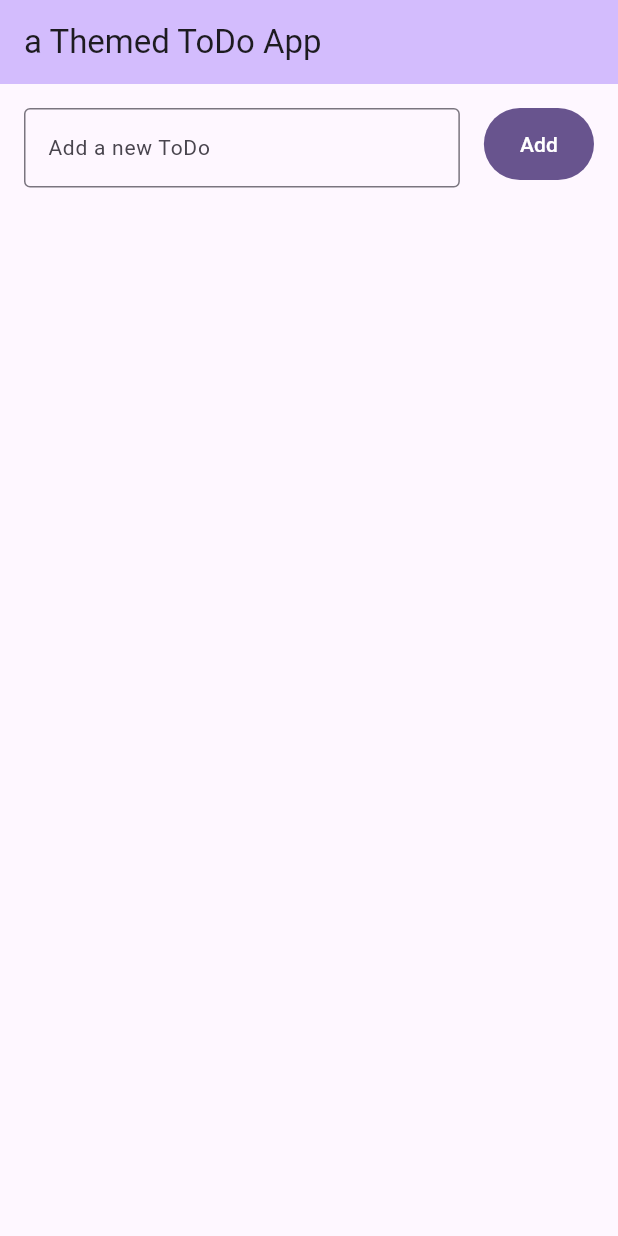
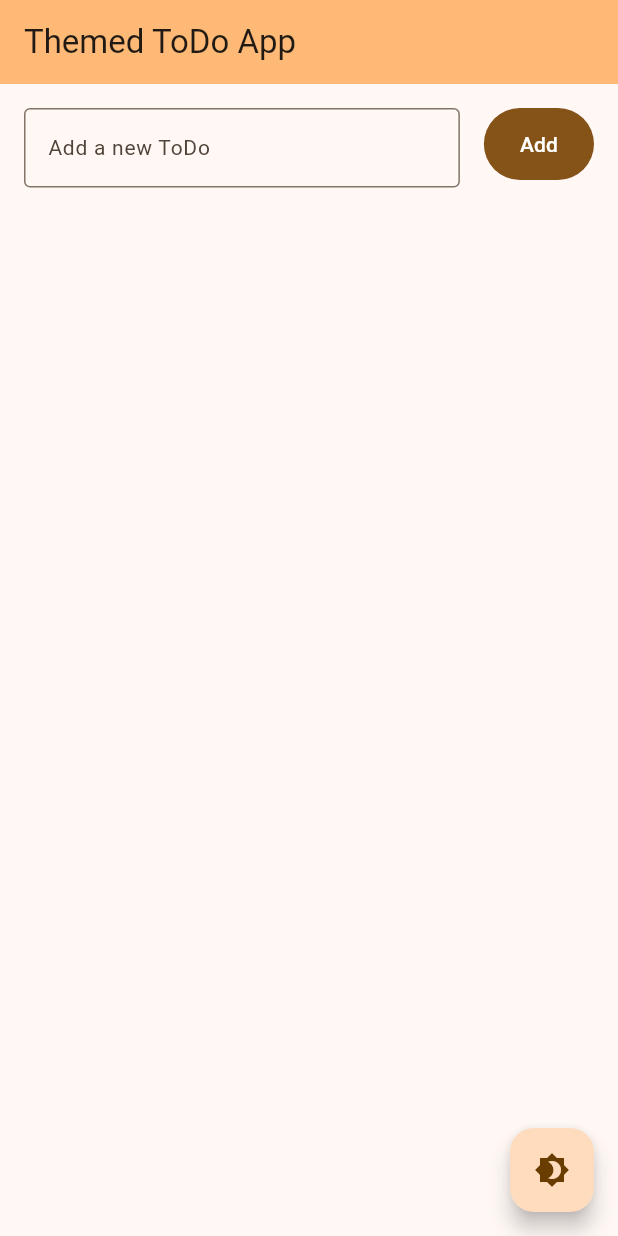
Before and after one commit to itsJimmyQ/flutter_playground, a Flutter app: the screen it shows after launch, on a phone screen of 412 x 824 dp. Run offline on Flutter 3.47's test engine with Material 3 defaults, Android fonts, the phone set to English and light mode, and no system bars; our stand-ins replace bloc, flutter_bloc.

Commit message:
Implement theme switching

```diff
--- a/themed_to_do_list/lib/main.dart
+++ b/themed_to_do_list/lib/main.dart
@@ -1,4 +1,6 @@
 import 'package:flutter/material.dart';
+import 'package:flutter_bloc/flutter_bloc.dart';
+import 'package:themed_to_do_list/presentation/cubits/app_theme/app_theme_cubit.dart';
 import 'package:themed_to_do_list/presentation/views/overview/overview_page.dart';
 
 void main() {
@@ -10,14 +12,25 @@ class MyApp extends StatelessWidget {
 
   @override
   Widget build(BuildContext context) {
+    return BlocProvider(
+        create: (context) => AppThemeCubit(),
+        child: BlocBuilder<AppThemeCubit, AppTheme>(
+          builder: (context, state) {
             return MaterialApp(
               title: 'Flutter Demo',
               theme: ThemeData(
-        colorScheme: ColorScheme.fromSeed(seedColor: Colors.deepPurple),
+                colorScheme: ColorScheme.fromSeed(
+                  seedColor:
+                      context.read<AppThemeCubit>().state == AppTheme.light
+                          ? Colors.orange
+                          : Colors.blueGrey,
+                ),
                 useMaterial3: true,
               ),
-      home: const MyHomePage(title: 'a Themed ToDo App'),
+              home: const MyHomePage(title: 'Themed ToDo App'),
             );
+          },
+        ));
   }
 }
 
@@ -33,12 +46,19 @@ class MyHomePage extends StatefulWidget {
 class _MyHomePageState extends State<MyHomePage> {
   @override
   Widget build(BuildContext context) {
+    return BlocBuilder<AppThemeCubit, AppTheme>(
+      builder: (context, state) {
         return Scaffold(
           appBar: AppBar(
             backgroundColor: Theme.of(context).colorScheme.inversePrimary,
             title: Text(widget.title),
           ),
           body: const OverviewPage(),
+          floatingActionButton: FloatingActionButton(
+              child: const Icon(Icons.brightness_4),
+              onPressed: () => context.read<AppThemeCubit>().toggleTheme()),
+        );
+      },
     );
   }
 }
--- /dev/null
+++ b/themed_to_do_list/lib/presentation/cubits/app_theme/app_theme_cubit.dart
@@ -0,0 +1,11 @@
+import 'package:bloc/bloc.dart';
+
+class AppThemeCubit extends Cubit<AppTheme> {
+  AppThemeCubit() : super(AppTheme.light);
+
+  void toggleTheme() {
+    emit(state == AppTheme.light ? AppTheme.dark : AppTheme.light);
+  }
+}
+
+enum AppTheme { light, dark }
--- a/themed_to_do_list/lib/presentation/views/overview/overview_page.dart
+++ b/themed_to_do_list/lib/presentation/views/overview/overview_page.dart
@@ -37,6 +37,12 @@ class _OverviewViewState extends State<_OverviewView> {
     });
   }
 
+  void clearError() {
+    setState(() {
+      errorMessage = "";
+    });
+  }
+
   bool _validate() {
     String currToDo = _addToDoTextFieldController.text;
 
@@ -57,12 +63,6 @@ class _OverviewViewState extends State<_OverviewView> {
     }
 
     return true;
-  }
-
-  void clearError() {
-    setState(() {
-      errorMessage = "";
-    });
   }
 
   @override
--- a/themed_to_do_list/pubspec.yaml
+++ b/themed_to_do_list/pubspec.yaml
@@ -35,6 +35,8 @@ dependencies:
   # The following adds the Cupertino Icons font to your application.
   # Use with the CupertinoIcons class for iOS style icons.
   cupertino_icons: ^1.0.6
+  bloc: ^8.1.4
+  flutter_bloc: ^8.1.5
 
 dev_dependencies:
   flutter_test:
```
Also changed, not shown: themed_to_do_list/pubspec.lock. Lines whose indentation alone changed are shown as unchanged.
